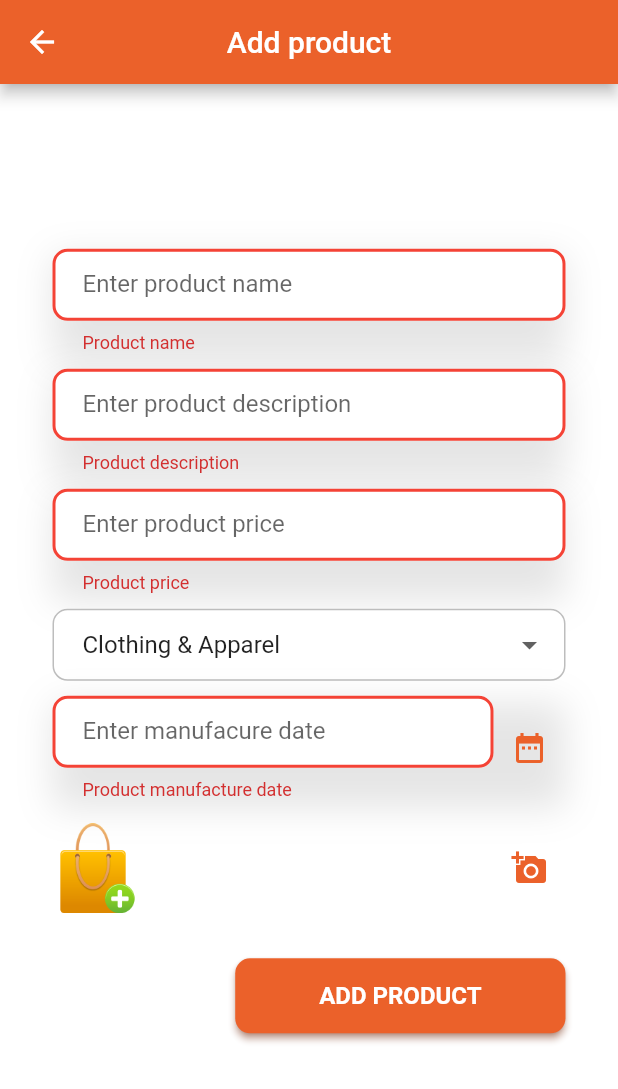
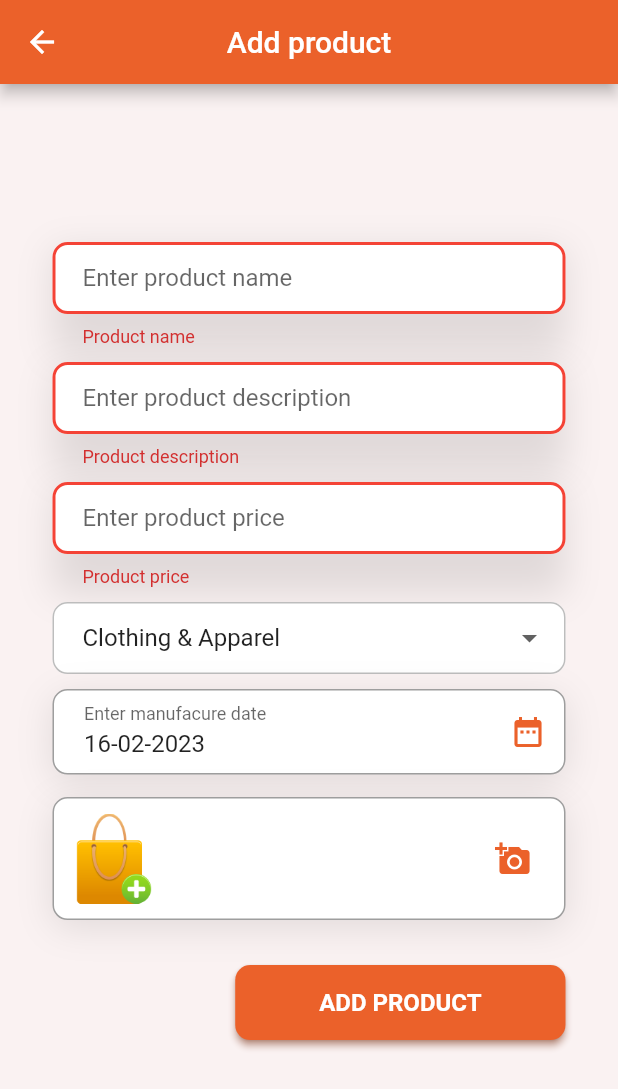
Before and after one commit to benshidanny11/classifieds-app-bk-techhouse-challenge, a Flutter app: the ProductForm screen opened by its route, after a tap on "ADD PRODUCT", on a phone screen of 412 x 824 dp. Shown: the top 1089 px of the screen. Run offline on Flutter 3.47's test engine with Material 2 defaults, Android fonts, the phone set to English and light mode, and no system bars; our stand-ins replace cloud_firestore, firebase_auth, firebase_core, firebase_storage, font_awesome_flutter, google_sign_in and 5 more; missing offline and left inert: floating_action_bubble, flutter_share; accounts and stored records are empty.

Commit message:
Add product detalis page & update add product page

```diff
--- a/lib/main.dart
+++ b/lib/main.dart
@@ -1,5 +1,6 @@
 import 'package:classfiedapp/screens/home.dart';
 import 'package:classfiedapp/screens/add_product.dart';
+import 'package:classfiedapp/screens/product_details.dart';
 import 'package:classfiedapp/screens/welcome.dart';
 import 'package:flutter/material.dart';
 import 'package:firebase_core/firebase_core.dart';
@@ -25,7 +26,8 @@ class MyApp extends StatelessWidget {
         routes:{
           Home.id:(context) =>const Home(),
           ProductForm.id:(context) => const ProductForm(),
-          Welcome.id:(context) => const Welcome()
+          Welcome.id:(context) => const Welcome(),
+          ProductDatails.id:(context) => const ProductDatails()
         },
     );
   }
--- a/lib/screens/Home.dart
+++ b/lib/screens/Home.dart
@@ -42,7 +42,7 @@ class _HomeState extends State<Home> with SingleTickerProviderStateMixin {
   @override
   Widget build(BuildContext context) {
     return Scaffold(
-      backgroundColor:Color.fromARGB(255, 250, 242, 242),
+      backgroundColor:const Color.fromARGB(255, 250, 242, 242),
       appBar: AppBar(
         title: Text(
           'Classfied app',
--- a/lib/screens/add_product.dart
+++ b/lib/screens/add_product.dart
@@ -2,13 +2,16 @@
 
 import 'dart:io';
 import 'package:classfiedapp/models/Product.dart';
+import 'package:classfiedapp/utils/app_utils.dart';
 import 'package:classfiedapp/utils/data_utils.dart';
 import 'package:classfiedapp/utils/firebase_util.dart';
 import 'package:classfiedapp/utils/image_util.dart';
 import 'package:classfiedapp/utils/size_utils.dart';
 import 'package:classfiedapp/utils/toast_util.dart';
 import 'package:classfiedapp/widgets/button_text_widget.dart';
+import 'package:classfiedapp/widgets/date_picker_input.dart';
 import 'package:classfiedapp/widgets/dropdown_widget.dart';
+import 'package:classfiedapp/widgets/image_picker_widget.dart';
 import 'package:flutter/material.dart';
 import 'package:image_picker/image_picker.dart';
 import '../utils/theme_util.dart';
@@ -39,6 +42,13 @@ class _ProductFormState extends State<ProductForm> {
   XFile? image;
 
   @override
+  void initState() {
+    _manufacturingDateController.text =
+        DateFormat('dd-MM-yyyy').format(DateTime.now());
+    super.initState();
+  }
+
+  @override
   Widget build(BuildContext context) {
     return Scaffold(
       appBar: AppBar(
@@ -49,7 +59,7 @@ class _ProductFormState extends State<ProductForm> {
         centerTitle: true,
         backgroundColor: Theme.of(context).primaryColor,
       ),
-      backgroundColor: Colors.white,
+      backgroundColor: const Color.fromARGB(255, 250, 242, 242),
       body: SingleChildScrollView(
         child: Stack(
           children: [
@@ -83,9 +93,11 @@ class _ProductFormState extends State<ProductForm> {
                                 height: 10,
                               ),
                               InputWidget(
-                                  controller: _priceController,
-                                  hint: "Product price",
-                                  label: "Enter product price"),
+                                controller: _priceController,
+                                hint: "Product price",
+                                label: "Enter product price",
+                                isNumber: true,
+                              ),
                               const SizedBox(
                                 height: 10,
                               ),
@@ -101,11 +113,10 @@ class _ProductFormState extends State<ProductForm> {
                               const SizedBox(
                                 height: 10,
                               ),
-                              InputWidget(
+                              DatePickerInput(
                                 controller: _manufacturingDateController,
                                 hint: "Product manufacture date",
                                 label: "Enter manufacure date",
-                                isDatePicker: true,
                                 // isEnabled: false,
                                 onDatePickerClick: () async {
                                   DateTime? pickedDate = await showDatePicker(
@@ -131,37 +142,43 @@ class _ProductFormState extends State<ProductForm> {
                               const SizedBox(
                                 height: 15,
                               ),
-                              Row(
-                                mainAxisAlignment:
-                                    MainAxisAlignment.spaceBetween,
-                                children: [
-                                  image == null
-                                      ? Image.asset(
-                                          'assets/images/iconproduct.png',
-                                          width: 60,
-                                          height: 60,
-                                          fit: BoxFit.fitWidth,
-                                        )
-                                      : Image.file(
-                                          File(
-                                            image!.path,
-                                          ),
-                                          width: 60,
-                                          height: 60,
-                                          fit: BoxFit.fitWidth,
-                                        ),
-                                  IconButton(
-                                      onPressed: (() async {
-                                        image = await ImageUtil.picImage();
+                              ImagePickerWidget(image: image, onTap: ()  async {
+                                 image = await ImageUtil.picImage();
                                         setState(() {
-                                          //update UI
                                         });
-                                      }),
-                                      icon: Icon(Icons.add_a_photo,
-                                          color:
-                                              Theme.of(context).primaryColor))
-                                ],
-                              ),
+                              }),
+
+                              // Row(
+                              //   mainAxisAlignment:
+                              //       MainAxisAlignment.spaceBetween,
+                              //   children: [
+                              //     image == null
+                              //         ? Image.asset(
+                              //             'assets/images/iconproduct.png',
+                              //             width: 60,
+                              //             height: 60,
+                              //             fit: BoxFit.fitWidth,
+                              //           )
+                              //         : Image.file(
+                              //             File(
+                              //               image!.path,
+                              //             ),
+                              //             width: 60,
+                              //             height: 60,
+                              //             fit: BoxFit.fitWidth,
+                              //           ),
+                              //     IconButton(
+                              //         onPressed: (() async {
+                              //           image = await ImageUtil.picImage();
+                              //           setState(() {
+                              //           });
+                              //         }),
+                              //         icon: Icon(Icons.add_a_photo,
+                              //             color:
+                              //                 Theme.of(context).primaryColor))
+                              //   ],
+                              // ),
+
                               const SizedBox(
                                 height: 30,
                               ),
@@ -180,30 +197,16 @@ class _ProductFormState extends State<ProductForm> {
                                             setState(() {
                                               loadingAddProduct = true;
                                             });
-                                            var snapshot = await FirebaseUtil()
-                                                .getStorageInstance()
-                                                .putFile(File(image!.path));
-                                            var productImage = await snapshot
-                                                .ref
-                                                .getDownloadURL();
-                                            Product product = Product(
-                                                productId: const Uuid().v4(),
+                                            await AppUtil.addProduct(
+                                                category: selectedCategory,
                                                 name: _nameController.text,
-                                                image: productImage,
-                                                category: selectedCategory,
                                                 description:
                                                     _descriptionController.text,
-                                                ownerId: 'Benshidanny',
+                                                manufacturingDate:
+                                                    manufactureDate!,
+                                                imgFilePath: image!.path,
                                                 price: double.parse(
-                                                    _priceController.text),
-                                                manufacturingDate:
-                                                    manufactureDate!);
-
-                                            await FirebaseUtil()
-                                                .getProductsCollectionReference()
-                                                .add(product.toJson());
-                                            // ToastUtil.showSuccessToast(
-                                            //     "Product is added successfully");
+                                                    _priceController.text));
                                             setState(() {
                                               loadingAddProduct = false;
                                             });
--- /dev/null
+++ b/lib/utils/app_utils.dart
@@ -0,0 +1,32 @@
+import 'dart:io';
+
+import 'package:classfiedapp/services/AuthService.dart';
+import 'package:classfiedapp/utils/firebase_util.dart';
+
+import '../models/Product.dart';
+
+import 'package:uuid/uuid.dart';
+
+class AppUtil {
+  static Future<void> addProduct(
+      {required String name,
+      required String category,
+      required String description,
+      required double price,
+      required DateTime manufacturingDate,required
+      String imgFilePath}) async {
+    var snapshot =
+        await FirebaseUtil().getStorageInstance().putFile(File(imgFilePath));
+    var productImage = await snapshot.ref.getDownloadURL();
+    Product product = Product(
+        productId: const Uuid().v4(),
+        name: name,
+        image: productImage,
+        category: category,
+        description: description,
+        ownerId: AuthService.getCurrentUser()!.uid,
+        price: price,
+        manufacturingDate: manufacturingDate);
+    await FirebaseUtil().getProductsCollectionReference().add(product.toJson());
+  }
+}
--- a/lib/utils/theme_util.dart
+++ b/lib/utils/theme_util.dart
@@ -25,6 +25,18 @@ class ThemeUtil {
     );
   }
 
+  InputDecoration dateInputDecoration(
+      [String lableText = "", String hintText = "", Icon? sufixIcon]) {
+    return InputDecoration(
+      labelText: lableText,
+      hintText: hintText,
+      fillColor: Colors.transparent,
+      filled: true,
+      border: InputBorder.none,
+      contentPadding: const EdgeInsets.fromLTRB(20, 10, 20, 10),
+    );
+  }
+
   BoxDecoration inputBoxDecorationShaddow() {
     return BoxDecoration(boxShadow: [
       BoxShadow(
@@ -33,6 +45,20 @@ class ThemeUtil {
         offset: const Offset(0, 5),
       )
     ]);
+  }
+
+  BoxDecoration inputDateBoxDecorationShaddow() {
+    return BoxDecoration(
+        color: Colors.white,
+        boxShadow: [
+          BoxShadow(
+            color: Colors.black.withOpacity(0.1),
+            blurRadius: 20,
+            offset: const Offset(0, 5),
+          ),
+        ],
+        borderRadius: BorderRadius.circular(10),
+        border: Border.all(color: Colors.grey));
   }
 
   BoxDecoration buttonBoxDecoration(BuildContext context,
@@ -126,7 +152,8 @@ class ThemeUtil {
 
   TextStyle appBarTitleStyle() => const TextStyle(color: Colors.white);
 
-  TextStyle customTextStyle(Color color, double fontSize, FontWeight fontWeight) {
+  TextStyle customTextStyle(
+      Color color, double fontSize, FontWeight fontWeight) {
     return TextStyle(color: color, fontSize: fontSize, fontWeight: fontWeight);
   }
 }
--- /dev/null
+++ b/lib/widgets/date_picker_input.dart
@@ -0,0 +1,56 @@
+import 'package:flutter/material.dart';
+import 'package:flutter/services.dart';
+import 'package:flutter/src/widgets/container.dart';
+import 'package:flutter/src/widgets/framework.dart';
+
+import '../utils/theme_util.dart';
+
+class DatePickerInput extends StatelessWidget {
+  TextEditingController controller;
+  String label;
+  String hint;
+  Function? onDatePickerClick;
+  bool isEnabled;
+  DatePickerInput(
+      {super.key,
+      required this.controller,
+      required this.hint,
+      required this.label,
+      this.onDatePickerClick,
+      this.isEnabled = true});
+
+  @override
+  Widget build(BuildContext context) {
+    return Container(
+      decoration: ThemeUtil().inputDateBoxDecorationShaddow(),
+      child: Row(
+        mainAxisAlignment: MainAxisAlignment.spaceBetween,
+        children: [
+          Expanded(
+            child: TextFormField(
+              decoration: ThemeUtil().dateInputDecoration(label, hint),
+              readOnly: true,
+              controller: controller,
+              validator: (val){
+                if ((val!.isEmpty)) {
+                  return hint;
+                }
+                return null;
+              },
+              keyboardAppearance: Brightness.light,
+              enabled: isEnabled,
+            ),
+          ),
+          IconButton(
+              onPressed: () {
+                onDatePickerClick!();
+              },
+              icon: Icon(
+                Icons.date_range,
+                color: Theme.of(context).primaryColor,
+              ))
+        ],
+      ),
+    );
+  }
+}
--- a/lib/widgets/fab_items.dart
+++ b/lib/widgets/fab_items.dart
@@ -16,7 +16,7 @@ List<Bubble> getFabItems(animationController, context) {
       icon: FontAwesomeIcons.basketShopping,
       titleStyle: const TextStyle(fontSize: 16, color: Colors.white),
       onPress: () {
-        Navigator.pushReplacementNamed(context, ProductForm.id);
+        Navigator.pushNamed(context, ProductForm.id);
         animationController!.reverse();
       },
     ),
--- /dev/null
+++ b/lib/widgets/image_picker_widget.dart
@@ -0,0 +1,43 @@
+import 'dart:io';
+
+import 'package:classfiedapp/utils/theme_util.dart';
+import 'package:flutter/material.dart';
+import 'package:image_picker/image_picker.dart';
+
+class ImagePickerWidget extends StatelessWidget {
+  XFile? image;
+  void Function() onTap;
+  ImagePickerWidget({super.key, required this.image, required this.onTap});
+
+  @override
+  Widget build(BuildContext context) {
+    return Container(
+      padding: EdgeInsets.all(10),
+      decoration: ThemeUtil().inputDateBoxDecorationShaddow(),
+      child: Row(
+        mainAxisAlignment: MainAxisAlignment.spaceBetween,
+        children: [
+          image == null
+              ? Image.asset(
+                  'assets/images/iconproduct.png',
+                  width: 60,
+                  height: 60,
+                  fit: BoxFit.fitWidth,
+                )
+              : Image.file(
+                  File(
+                    image!.path,
+                  ),
+                  width: 60,
+                  height: 60,
+                  fit: BoxFit.fitWidth,
+                ),
+          IconButton(
+              onPressed:onTap,
+              icon:
+                  Icon(Icons.add_a_photo, color: Theme.of(context).primaryColor))
+        ],
+      ),
+    );
+  }
+}
--- a/lib/widgets/input_widget.dart
+++ b/lib/widgets/input_widget.dart
@@ -1,4 +1,5 @@
 import 'package:flutter/material.dart';
+import 'package:flutter/services.dart';
 import 'package:flutter/src/widgets/container.dart';
 import 'package:flutter/src/widgets/framework.dart';
 
@@ -11,6 +12,7 @@ class InputWidget extends StatelessWidget {
   bool isDatePicker;
   Function? onDatePickerClick;
   bool isEnabled;
+  bool isNumber;
   InputWidget(
       {super.key,
       required this.controller,
@@ -18,7 +20,8 @@ class InputWidget extends StatelessWidget {
       required this.label,
       this.isDatePicker = false,
       this.onDatePickerClick,
-      this.isEnabled=true});
+      this.isEnabled = true,
+      this.isNumber = false});
 
   @override
   Widget build(BuildContext context) {
@@ -45,11 +48,17 @@ class InputWidget extends StatelessWidget {
                     onPressed: () {
                       onDatePickerClick!();
                     },
-                    icon:  Icon(Icons.date_range, color: Theme.of(context).primaryColor,))
+                    icon: Icon(
+                      Icons.date_range,
+                      color: Theme.of(context).primaryColor,
+                    ))
               ],
             )
           : TextFormField(
               decoration: ThemeUtil().textInputDecoration(label, hint),
+               inputFormatters: [isNumber?FilteringTextInputFormatter.digitsOnly:FilteringTextInputFormatter.allow(RegExp('[a-zA-Z]'))],
+                    keyboardType:
+                        isNumber ? TextInputType.number : TextInputType.text,
               controller: controller,
               validator: (val) {
                 if ((val!.isEmpty)) {
--- a/pubspec.yaml
+++ b/pubspec.yaml
@@ -30,6 +30,7 @@ dependencies:
   flutter_staggered_grid_view: ^0.6.2
   floating_action_bubble: ^1.1.4
   shared_preferences: ^2.0.17
+  flutter_share: ^2.0.0
 
 dev_dependencies:
   flutter_test:
```
Also changed, not shown: lib/screens/product_details.dart (+67 -78 lines), lib/screens/welcome.dart (+10 -5 lines), lib/utils/share_util.dart (added, +11 -0 lines), lib/widgets/details_header.dart (added, +49 -0 lines), lib/widgets/product_item.dart (+12 -7 lines), pubspec.lock. Lines whose indentation alone changed are shown as unchanged.
